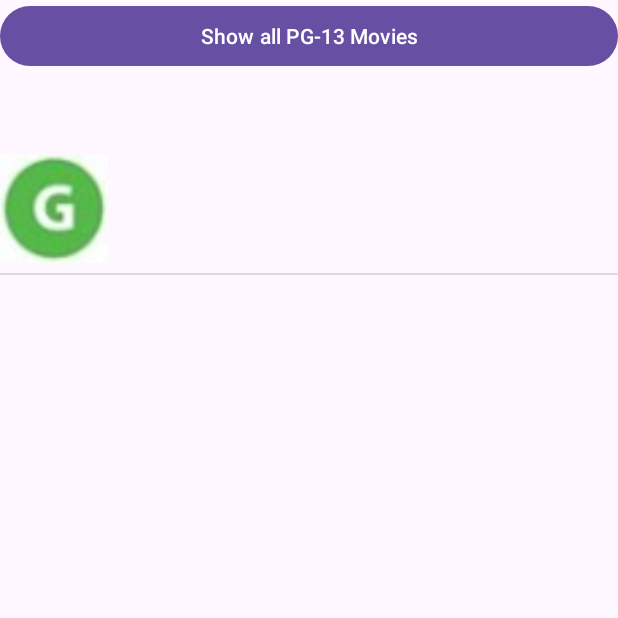
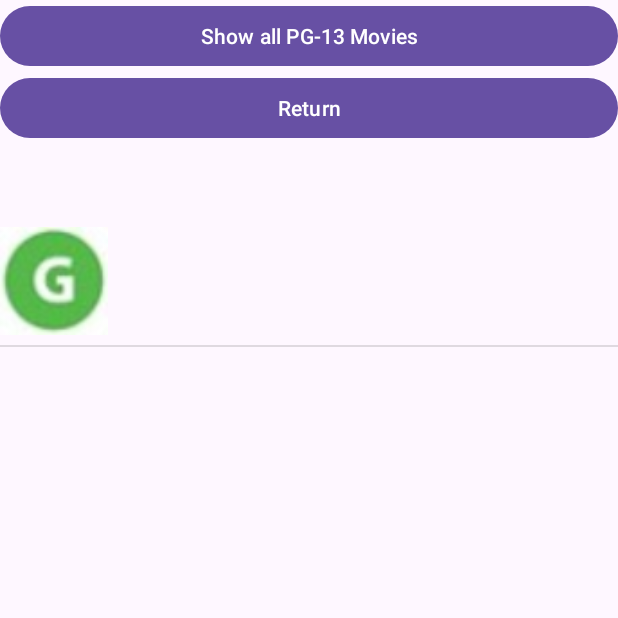
Before and after one commit to Bryanfgy/A_Night_at_the_Movies, an Android app: the Showlist screen opened directly, with no data from a screen before it, on a phone screen of 412 x 824 dp, the top half of it. Run offline under Robolectric (Android 15) with nearby library versions, the phone set to English and light mode, and no system bars.

```diff
--- a/app/src/main/java/com/example/anightatthemovies/CustomAdapter.java
+++ b/app/src/main/java/com/example/anightatthemovies/CustomAdapter.java
@@ -31,14 +31,15 @@ public class CustomAdapter extends ArrayAdapter {
         View rowView = inflater.inflate(layout_id, parent, false);
 
         TextView tvName = rowView.findViewById(R.id.tvTitle);
+
         TextView tvCode = rowView.findViewById(R.id.tvGenre);
-        TextView tvNum = rowView.findViewById(R.id.tvYear);
         ImageView ivGender = rowView.findViewById(R.id.imageRating);
+        TextView tvYear = rowView.findViewById(R.id.tvYear);
 
         Movies currentItem = contactList.get(position);
         tvName.setText(currentItem.getTitle());
         tvCode.setText( currentItem.getGenre());
-        tvNum.setText(currentItem.getYear() + "");
+        tvYear.setText(currentItem.getYear() + "");
         if (currentItem.getRating().equals("G")) {
             ivGender.setImageResource(R.drawable.rating_g);
         } else if(currentItem.getRating().equals("M18")){
--- a/app/src/main/java/com/example/anightatthemovies/DatabaseHelper.java
+++ b/app/src/main/java/com/example/anightatthemovies/DatabaseHelper.java
@@ -46,7 +46,7 @@ public class DatabaseHelper extends SQLiteOpenHelper {
         onCreate(db);
 
     }
-    public void insertTask(String title,String year,String genre,String ratings){
+    public void insertTask(String title,String genre,String year,String ratings){
 
         // Get an instance of the database for writing
         SQLiteDatabase db = this.getWritableDatabase();
--- a/app/src/main/java/com/example/anightatthemovies/Showlist.java
+++ b/app/src/main/java/com/example/anightatthemovies/Showlist.java
@@ -14,7 +14,7 @@ import androidx.appcompat.app.AppCompatActivity;
 import java.util.ArrayList;
 
 public class Showlist extends AppCompatActivity {
-    Button btnPg13;
+    Button btnPg13 ,btnRtn;
     ListView lv;
     ArrayList<Movies> al;
     CustomAdapter aa;
@@ -26,6 +26,7 @@ public class Showlist extends AppCompatActivity {
 
         DatabaseHelper db = new DatabaseHelper(Showlist.this);
         btnPg13 = findViewById(R.id.btnPg13);
+        btnRtn = findViewById(R.id.btnreturn);
         lv = findViewById(R.id.MovieListview);
         al = new ArrayList<>();
         aa = new CustomAdapter(this, R.layout.customlist, al);
@@ -60,6 +61,14 @@ public class Showlist extends AppCompatActivity {
             }
         });
 
+        btnRtn.setOnClickListener(new View.OnClickListener() {
+            @Override
+            public void onClick(View v) {
+                Intent i = new Intent(Showlist.this, MainActivity.class);
+                startActivity(i);
+            }
+        });
+
     }
     @Override
     protected void onResume() {
--- a/app/src/main/res/layout/activity_edit.xml
+++ b/app/src/main/res/layout/activity_edit.xml
@@ -77,7 +77,7 @@
 
     <LinearLayout
         android:layout_width="match_parent"
-        android:layout_height="match_parent"
+        android:layout_height="wrap_content"
         android:orientation="vertical">
 
         <Button
--- a/app/src/main/res/layout/customlist.xml
+++ b/app/src/main/res/layout/customlist.xml
@@ -11,7 +11,8 @@
         android:layout_width="match_parent"
         android:layout_height="wrap_content"
         android:text="TextView"
-        android:textAppearance="@style/TextAppearance.AppCompat.Large" />/>
+        android:textAppearance="@style/TextAppearance.AppCompat.Large"
+        android:textColor="#673AB7" />/>
 
     <TextView
         android:id="@+id/tvGenre"
--- a/app/src/main/res/layout/showlist.xml
+++ b/app/src/main/res/layout/showlist.xml
@@ -10,6 +10,12 @@
         android:layout_height="wrap_content"
         android:text="Show all PG-13 Movies" />
 
+    <Button
+        android:id="@+id/btnreturn"
+        android:layout_width="match_parent"
+        android:layout_height="wrap_content"
+        android:text="Return" />
+
     <ListView
         android:id="@+id/MovieListview"
         android:layout_width="match_parent"
```
Also changed, not shown: app/src/main/java/com/example/anightatthemovies/EditActivity.java (+59 -12 lines).
